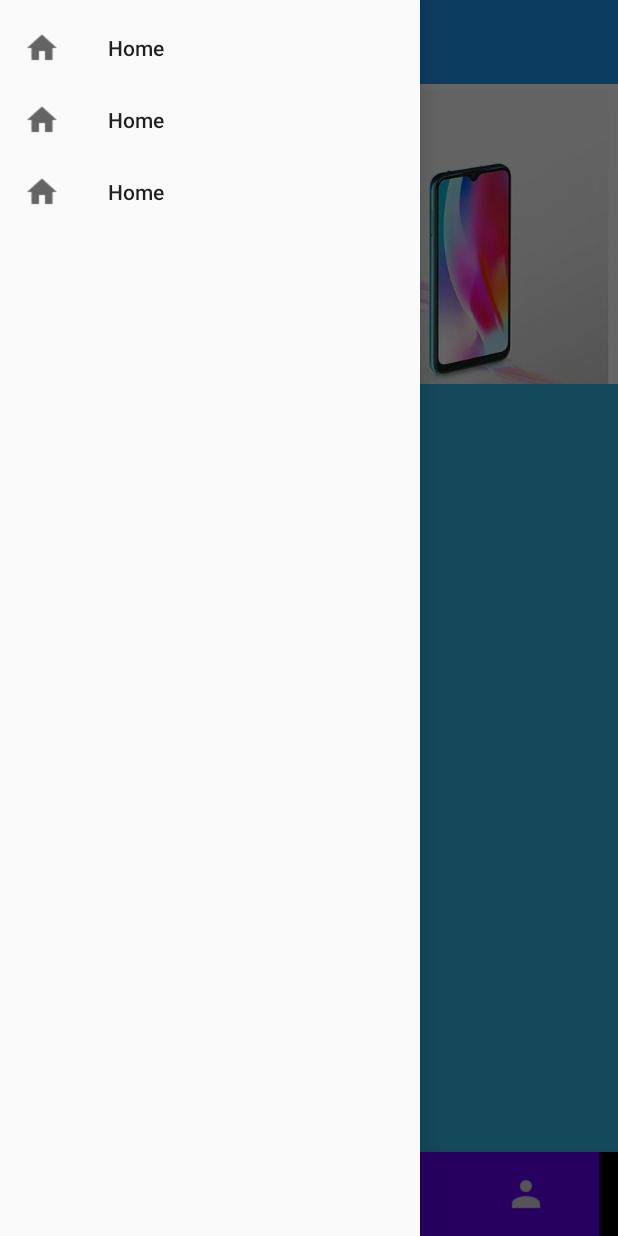
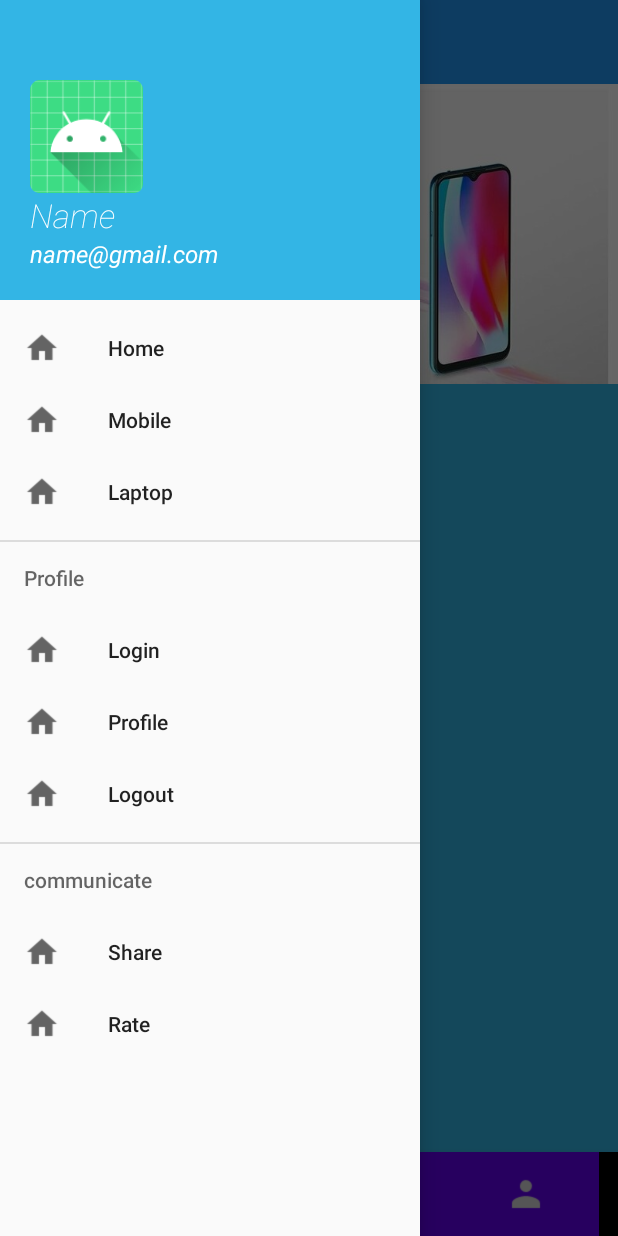
Before and after one commit to viettranvan/DoAnJava, an Android app: the screen it shows after launch (MainActivity), with the side drawer open, on a phone screen of 412 x 824 dp. Run offline under Robolectric (Android 15) with nearby library versions, the phone set to English and light mode, and no system bars; libraries missing offline, so code that uses them is left out: me.relex.circleindicator; 3 statements that could not run were skipped.

Commit message:
init UI drawer menu

```diff
--- a/app/src/main/AndroidManifest.xml
+++ b/app/src/main/AndroidManifest.xml
@@ -16,6 +16,7 @@
                 <category android:name="android.intent.category.LAUNCHER" />
             </intent-filter>
         </activity>
+
     </application>
 
 </manifest>
--- a/app/src/main/java/com/example/doancuoiky/MainActivity.java
+++ b/app/src/main/java/com/example/doancuoiky/MainActivity.java
@@ -20,7 +20,7 @@ import androidx.appcompat.widget.Toolbar;
 import com.google.android.material.bottomnavigation.BottomNavigationView;
 import com.google.android.material.navigation.NavigationView;
 
-public class MainActivity extends AppCompatActivity {
+public class MainActivity extends AppCompatActivity implements NavigationView.OnNavigationItemSelectedListener {
 
     private BottomNavigationView mNavigationView;
     private ViewPager mViewPager;
@@ -37,9 +37,14 @@ public class MainActivity extends AppCompatActivity {
         setContentView(R.layout.activity_main);
 
         anhXa();
-        actionToolBar();
+
+        /*chuyển trang bằng cách vuốt*/
         setUpViewPager();
 
+        // toolbar, mở drawer menu
+        actionToolBar();
+
+        /*======================= Navigation Bottom Tab===========================*/
         mNavigationView.setOnNavigationItemSelectedListener(new BottomNavigationView.OnNavigationItemSelectedListener() {
             @Override
             public boolean onNavigationItemSelected(@NonNull MenuItem item) {
@@ -60,26 +65,13 @@ public class MainActivity extends AppCompatActivity {
                 return true;
             }
         });
-        menuNavigationView.setNavigationItemSelectedListener(new NavigationView.OnNavigationItemSelectedListener() {
-            @Override
-            public boolean onNavigationItemSelected(@NonNull MenuItem item) {
-                if(item.getItemId() == R.id.item1){
-                    TestFragment testFragment = new TestFragment();
-                    loadFragment(testFragment);
-                    drawerLayout.closeDrawer(GravityCompat.START);
-                }
-                return false;
-            }
-        });
+
+        /*======================= Navigation Drawer Menu===========================*/
+        menuNavigationView.bringToFront();
+        menuNavigationView.setNavigationItemSelectedListener(this);
     }
 
-    public void loadFragment(Fragment fragment){
-        FragmentManager fragmentManager = getSupportFragmentManager();
-        fragmentManager.beginTransaction()
-                .replace(R.id.main_activity,fragment)
-                .setTransition(FragmentTransaction.TRANSIT_FRAGMENT_OPEN)
-                .commit();
-    }
+
 
     private void actionToolBar() {
         setSupportActionBar(toolbar);
@@ -139,6 +131,10 @@ public class MainActivity extends AppCompatActivity {
 
     @Override
     public void onBackPressed() {
+        if(drawerLayout.isDrawerOpen(GravityCompat.START)){
+            drawerLayout.closeDrawer(GravityCompat.START);
+        }
+        else{
             if(backPressedTime + 2000 > System.currentTimeMillis()){
                 mToast.cancel();
                 super.onBackPressed();
@@ -151,3 +147,29 @@ public class MainActivity extends AppCompatActivity {
             backPressedTime = System.currentTimeMillis();
         }
     }
+
+    @Override
+    public boolean onNavigationItemSelected(@NonNull MenuItem item) {
+        return true;
+    }
+}
+
+//menuNavigationView.setNavigationItemSelectedListener(new NavigationView.OnNavigationItemSelectedListener() {
+//@Override
+//public boolean onNavigationItemSelected(@NonNull MenuItem item) {
+//        if(item.getItemId() == R.id.item1){
+//        TestFragment testFragment = new TestFragment();
+//        loadFragment(testFragment);
+//        drawerLayout.closeDrawer(GravityCompat.START);
+//        }
+//        return false;
+//        }
+//        });
+
+//    public void loadFragment(Fragment fragment){
+//        FragmentManager fragmentManager = getSupportFragmentManager();
+//        fragmentManager.beginTransaction()
+//                .replace(R.id.main_activity,fragment)
+//                .setTransition(FragmentTransaction.TRANSIT_FRAGMENT_OPEN)
+//                .commit();
+//    }
--- a/app/src/main/res/layout/activity_main.xml
+++ b/app/src/main/res/layout/activity_main.xml
@@ -44,10 +44,11 @@
             </RelativeLayout>
         </LinearLayout>
         <com.google.android.material.navigation.NavigationView
-            app:menu="@menu/menu_main"
             android:id="@+id/navigation_view"
             android:layout_width="wrap_content"
             android:layout_height="match_parent"
+            app:headerLayout="@layout/header_nav"
+            app:menu="@menu/menu_main"
             android:layout_gravity="start"
             android:fitsSystemWindows="true">
             <ListView
--- /dev/null
+++ b/app/src/main/res/layout/header_nav.xml
@@ -0,0 +1,32 @@
+<?xml version="1.0" encoding="utf-8"?>
+<LinearLayout xmlns:android="http://schemas.android.com/apk/res/android"
+    android:layout_width="match_parent"
+    android:layout_height="200dp"
+    android:background="@android:color/holo_blue_light"
+    android:gravity="bottom"
+    android:orientation="vertical"
+    android:padding="20dp">
+
+    <ImageView
+        android:layout_width="75dp"
+        android:layout_height="75dp"
+        android:src="@mipmap/ic_launcher" />
+
+    <TextView
+        android:layout_width="wrap_content"
+        android:layout_height="wrap_content"
+        android:fontFamily="sans-serif-thin"
+        android:text="@string/nav_header_name"
+        android:textColor="@android:color/white"
+        android:textSize="22sp"
+        android:textStyle="italic" />
+
+    <TextView
+        android:layout_width="wrap_content"
+        android:layout_height="wrap_content"
+        android:text="@string/nav_header_email"
+        android:textColor="@android:color/white"
+        android:textSize="16sp"
+        android:textStyle="italic" />
+
+</LinearLayout>
--- a/app/src/main/res/menu/menu_main.xml
+++ b/app/src/main/res/menu/menu_main.xml
@@ -1,17 +1,56 @@
 <?xml version="1.0" encoding="utf-8"?>
 <menu xmlns:android="http://schemas.android.com/apk/res/android">
+
+    <group android:checkableBehavior="single">
         <item
-        android:id="@+id/item1"
+            android:id="@+id/nav_home"
             android:icon="@mipmap/baseline_home_black_24"
-        android:title="Home"/>
+            android:title="Home" />
 
         <item
-        android:id="@+id/item2"
+            android:id="@+id/nav_mobile"
             android:icon="@mipmap/baseline_home_black_24"
-        android:title="Home"/>
+            android:title="Mobile" />
 
         <item
-        android:id="@+id/item3"
+            android:id="@+id/nav_laptop"
             android:icon="@mipmap/baseline_home_black_24"
-        android:title="Home"/>
+            android:title="Laptop" />
+    </group>
+
+
+    <item android:title="Profile">
+        <menu>
+            <group android:checkableBehavior="single">
+                <item
+                    android:id="@+id/nav_login"
+                    android:icon="@mipmap/baseline_home_black_24"
+                    android:title="Login" />
+                <item
+                    android:id="@+id/nav_profile"
+                    android:icon="@mipmap/baseline_home_black_24"
+                    android:title="Profile" />
+                <item
+                    android:id="@+id/nav_logout"
+                    android:icon="@mipmap/baseline_home_black_24"
+                    android:title="Logout" />
+            </group>
         </menu>
+    </item>
+
+    <group android:checkableBehavior="single">
+        <item android:title="communicate">
+            <menu>
+                <item
+                    android:id="@+id/nav_share"
+                    android:icon="@mipmap/baseline_home_black_24"
+                    android:title="Share" />
+                <item
+                    android:id="@+id/nav_rate"
+                    android:icon="@mipmap/baseline_home_black_24"
+                    android:title="Rate" />
+            </menu>
+        </item>
+
+    </group>
+</menu>
--- a/app/src/main/res/values/strings.xml
+++ b/app/src/main/res/values/strings.xml
@@ -5,4 +5,9 @@
     <string name="action_search">Search</string>
     <string name="action_profile">Profile</string>
 
+    <!-- Header Nav  -->
+    <string name="nav_header_name">Name</string>
+    <string name="nav_header_email">name@gmail.com</string>
+
+
 </resources>
```
Lines whose indentation alone changed are shown as unchanged.
